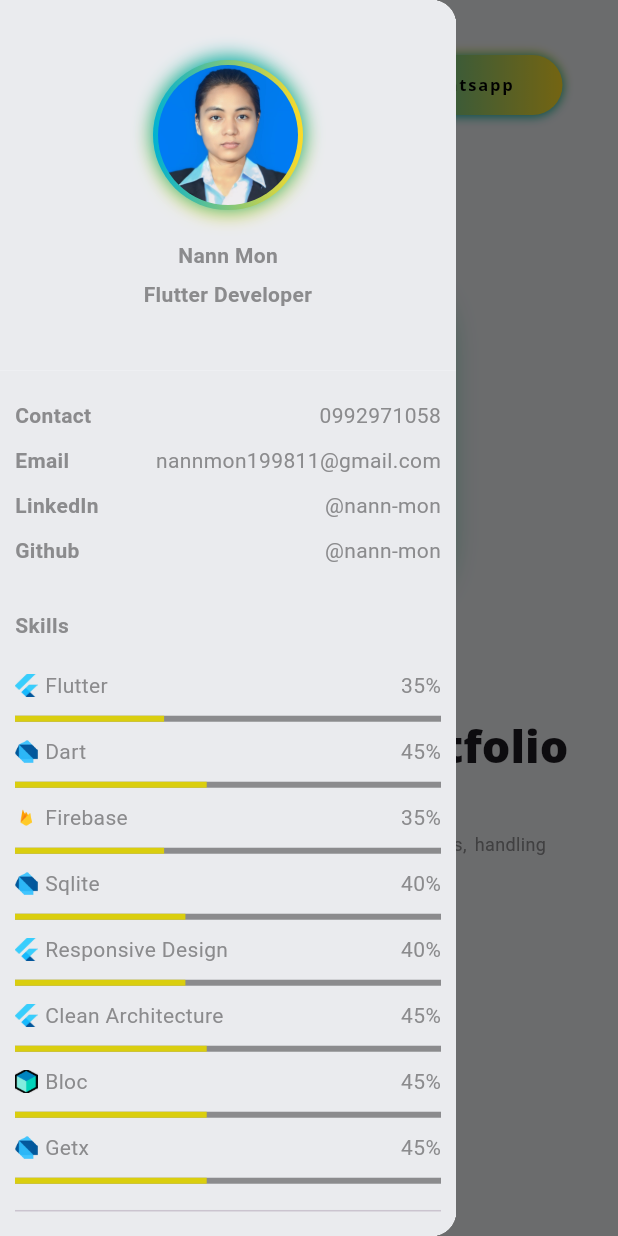
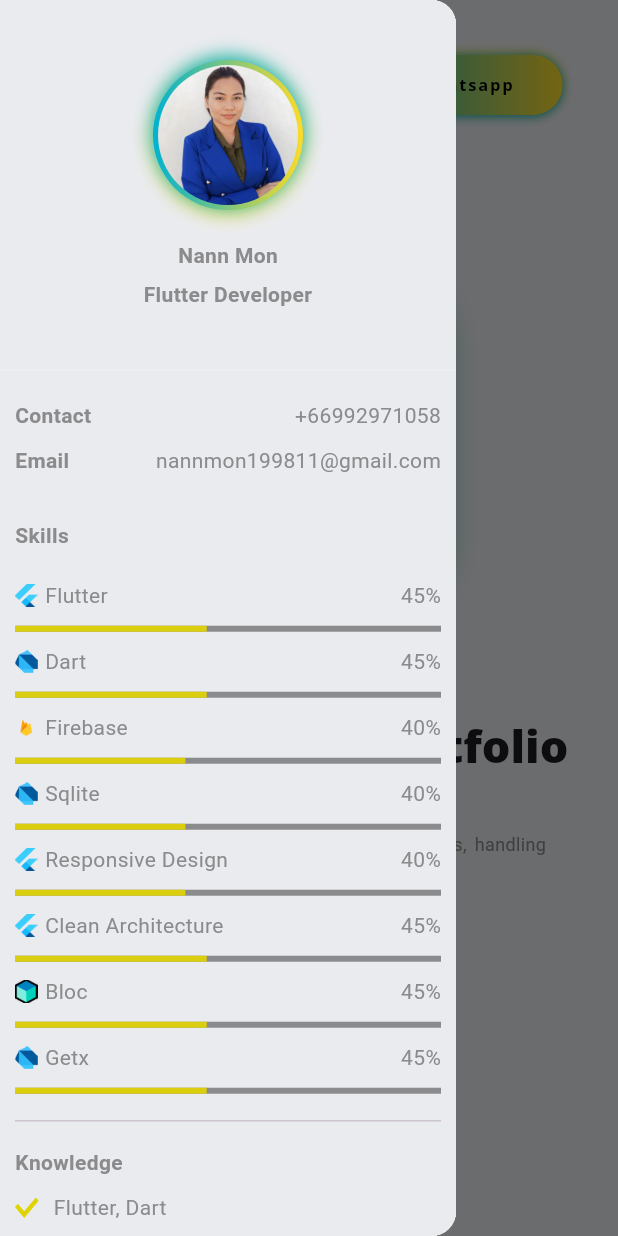
Before and after one commit to nannmon1998/portfolio, a Flutter app: the screen it shows after launch, with the side drawer open, on a phone screen of 412 x 824 dp. Run offline on Flutter 3.47's test engine with Material 3 defaults, Android fonts, the phone set to English and light mode, and no system bars; our stand-ins replace flutter_svg, font_awesome_flutter, get, google_fonts, photo_view.

Commit message:
update personal info

```diff
--- a/lib/view/intro/components/download_button.dart
+++ b/lib/view/intro/components/download_button.dart
@@ -10,7 +10,7 @@ class DownloadButton extends StatelessWidget {
   Widget build(BuildContext context) {
     return InkWell(
       onTap: () {
-        launchUrl(Uri.parse('https://drive.google.com/file/d/11VrXyvF3gUGhsuago7RVlecylEH-EOz1/view?usp=drive_link'));
+        launchUrl(Uri.parse('https://drive.google.com/file/d/1POLTA2rW_zidK0C4D8JdVCjAVG3kRDI5/view?usp=sharing'));
       },
       child: Container(
         alignment: Alignment.center,
--- a/lib/view/intro/components/social_media_coloumn.dart
+++ b/lib/view/intro/components/social_media_coloumn.dart
@@ -9,7 +9,7 @@ class SocialMediaIconColumn extends StatelessWidget {
   Widget build(BuildContext context) {
     return Column(
       children: [
-        SocialMediaIcon(icon: 'assets/icons/linkedin.svg',onTap: ()=>launchUrl(Uri.parse('www.linkedin.com/in/nann-mon'))),
+        SocialMediaIcon(icon: 'assets/icons/linkedin.svg',onTap: ()=>launchUrl(Uri.parse('https://www.linkedin.com/in/nann-mon/'))),
         SocialMediaIcon(icon: 'assets/icons/github.svg',onTap: () => launchUrl(Uri.parse('https://github.com/nannmon1998')),),
       ],
     );
--- a/lib/view/main/components/drawer/drawer_image.dart
+++ b/lib/view/main/components/drawer/drawer_image.dart
@@ -28,7 +28,7 @@ class DrawerImage extends StatelessWidget {
           borderRadius: BorderRadius.circular(50),
           child: Transform.rotate(
               angle: 0.0,
-              child: Image.asset('assets/images/profile.jpg',fit: BoxFit.cover,))),
+              child: Image.asset('assets/images/profile.jpeg',fit: BoxFit.cover,))),
     );
   }
 }
--- a/lib/view/main/components/drawer/my_skill.dart
+++ b/lib/view/main/components/drawer/my_skill.dart
@@ -44,9 +44,9 @@ class MySKills extends StatelessWidget {
     return const Column(
       crossAxisAlignment: CrossAxisAlignment.start,
       children: [
-        AnimatedLinearProgressIndicator(percentage: 0.7, title: 'Flutter',image: 'assets/icons/flutter.png',),
+        AnimatedLinearProgressIndicator(percentage: 0.9, title: 'Flutter',image: 'assets/icons/flutter.png',),
         AnimatedLinearProgressIndicator(percentage: 0.9, title: 'Dart',image: 'assets/icons/dart.png'),
-        AnimatedLinearProgressIndicator(percentage: 0.7, title: 'Firebase',image: 'assets/icons/firebase.png'),
+        AnimatedLinearProgressIndicator(percentage: 0.8, title: 'Firebase',image: 'assets/icons/firebase.png'),
         AnimatedLinearProgressIndicator(percentage: 0.8, title: 'Sqlite',image: 'assets/icons/dart.png'),
         AnimatedLinearProgressIndicator(percentage: 0.8, title: 'Responsive Design',image: 'assets/icons/flutter.png'),
         AnimatedLinearProgressIndicator(percentage: 0.9, title: 'Clean Architecture',image: 'assets/icons/flutter.png'),
--- a/lib/view/main/components/drawer/personal_info.dart
+++ b/lib/view/main/components/drawer/personal_info.dart
@@ -12,10 +12,8 @@ class PersonalInfo extends StatelessWidget {
       crossAxisAlignment: CrossAxisAlignment.start,
       children: [
         SizedBox(height: defaultPadding/2,),
-        AreaInfoText(title: 'Contact', text: '0992971058'),
+        AreaInfoText(title: 'Contact', text: '+66992971058'),
         AreaInfoText(title: 'Email', text: 'nannmon199811@gmail.com'),
-        AreaInfoText(title: 'LinkedIn', text: '@nann-mon'),
-        AreaInfoText(title: 'Github', text: '@nann-mon'),
         SizedBox(
           height: defaultPadding,
         ),
```
Also changed, not shown: assets/images/profile.jpeg (added).
